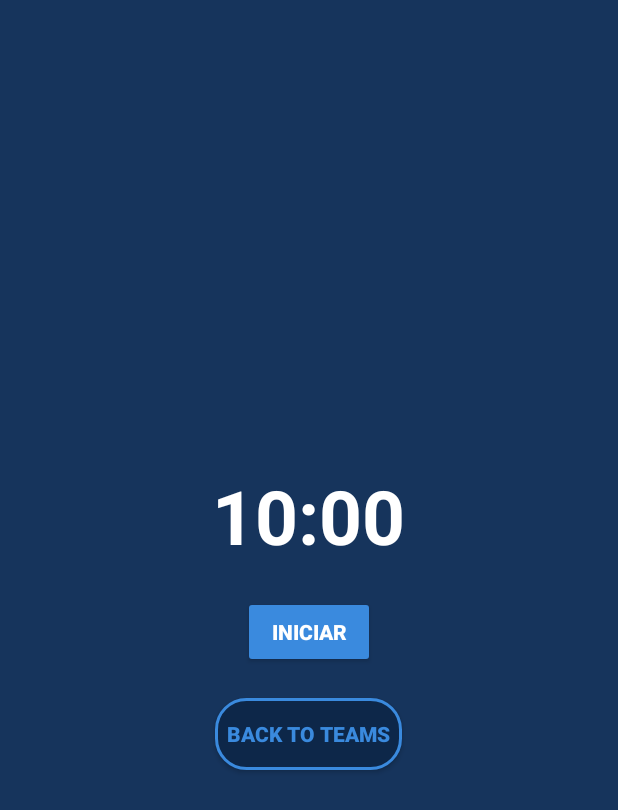
After one commit to ifLeozao/Footy-Splitter, an Android app: the layout activity_match_timer.xml on its own in the app's theme, with its tools: preview values and no code run, on a phone screen of 412 x 824 dp. The commit adds this screen. Shown: the top 810 px of the screen. Run offline under Robolectric (Android 15) with nearby library versions, the phone set to English and light mode, and no system bars.

Commit message:
adding timer

```diff
--- /dev/null
+++ b/app/src/main/res/layout/activity_match_timer.xml
@@ -0,0 +1,65 @@
+<?xml version="1.0" encoding="utf-8"?>
+<LinearLayout xmlns:android="http://schemas.android.com/apk/res/android"
+    android:layout_width="match_parent"
+    android:layout_height="match_parent"
+    android:orientation="vertical"
+    android:gravity="center"
+    android:background="#16345c"
+    android:padding="20dp">
+
+    <TextView
+        android:id="@+id/textViewTimer"
+        android:layout_width="wrap_content"
+        android:layout_height="wrap_content"
+        android:text="10:00"
+        android:textSize="50sp"
+        android:textStyle="bold"
+        android:textColor="#FFFFFF"
+        android:paddingBottom="20dp" />
+
+    <Button
+        android:id="@+id/buttonStartPause"
+        android:layout_width="wrap_content"
+        android:layout_height="wrap_content"
+        android:text="Iniciar"
+        android:textColor="#FFFFFF"
+        android:backgroundTint="#3A8ADE"
+        android:padding="10dp"
+        android:textStyle="bold"/>
+
+    <Button
+        android:id="@+id/buttonStopVibration"
+        android:layout_width="wrap_content"
+        android:layout_height="wrap_content"
+        android:text="Parar Vibração"
+        android:textColor="#FFFFFF"
+        android:backgroundTint="#FF3A3A"
+        android:padding="10dp"
+        android:textStyle="bold"
+        android:visibility="gone"
+        android:layout_marginTop="20dp"/>
+
+    <Button
+        android:id="@+id/buttonReset"
+        android:layout_width="wrap_content"
+        android:layout_height="wrap_content"
+        android:text="Reiniciar"
+        android:textColor="#FFFFFF"
+        android:backgroundTint="#FFAA00"
+        android:padding="10dp"
+        android:textStyle="bold"
+        android:visibility="gone"
+        android:layout_marginTop="20dp"/>
+
+    <Button
+        android:id="@+id/buttonBackToTeams"
+        android:layout_width="wrap_content"
+        android:layout_height="wrap_content"
+        android:text="Back to Teams"
+        android:textColor="#3A8ADE"
+        android:background="@drawable/rounded_button"
+        android:textStyle="bold"
+        android:padding="8dp"
+        android:layout_marginTop="20dp"/>
+
+</LinearLayout>
--- a/build.gradle
+++ b/build.gradle
@@ -1,5 +1,5 @@
 // Top-level build file where you can add configuration options common to all sub-projects/modules.
 plugins {
-    id 'com.android.application' version '8.4.0' apply false
-    id 'com.android.library' version '8.4.0' apply false
+    id 'com.android.application' version '8.8.0' apply false
+    id 'com.android.library' version '8.8.0' apply false
 }
```
Also changed, not shown: app/src/main/AndroidManifest.xml (+9 -1 lines), app/src/main/java/com/btti/footysplitter/MatchTimerActivity.java (added, +223 -0 lines), app/src/main/java/com/btti/footysplitter/TeamsActivity.java (+33 -46 lines), app/src/main/res/layout/activity_teams.xml (+24 -0 lines), gradle/wrapper/gradle-wrapper.properties, 1 other file.
